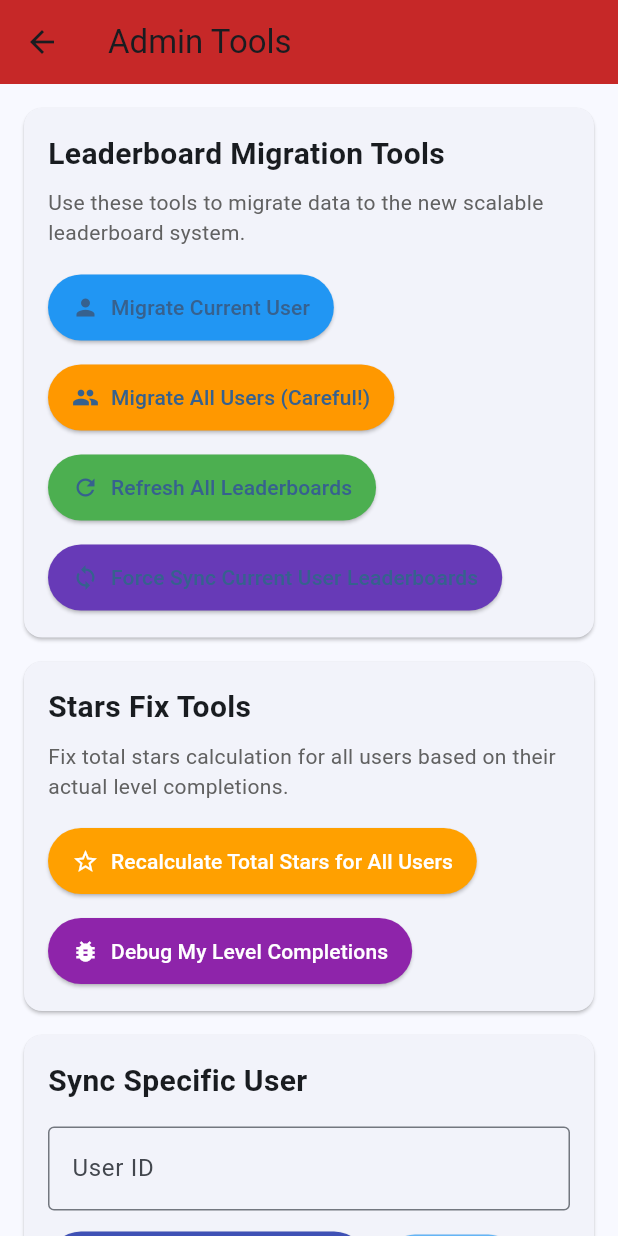
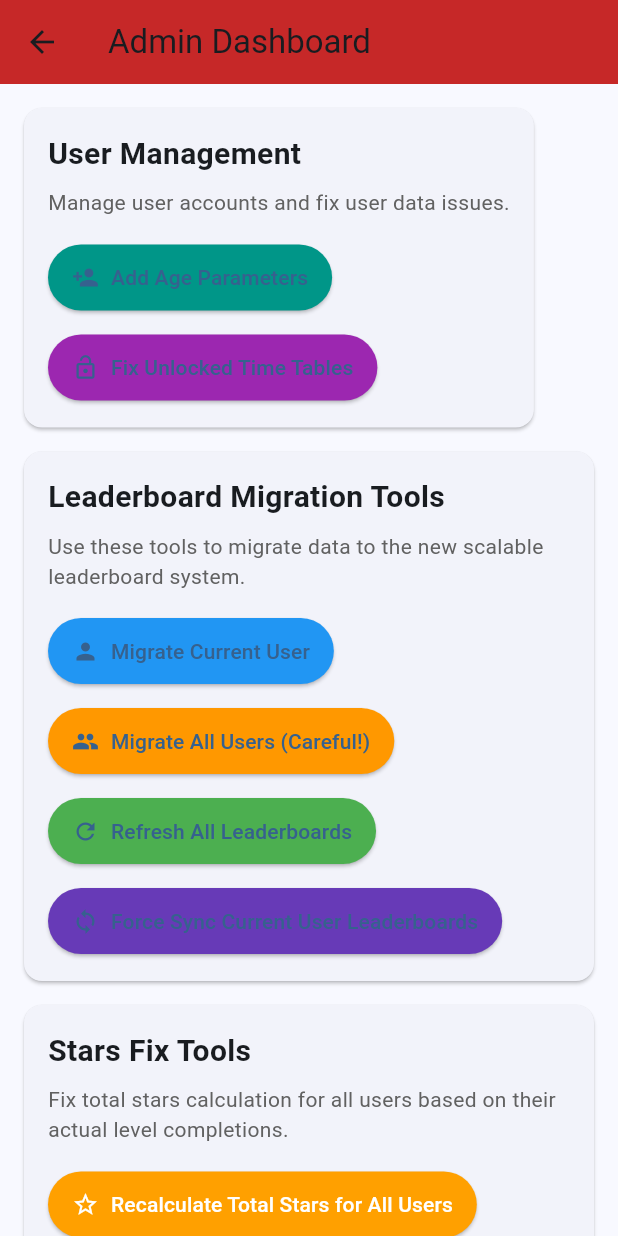
Before and after one commit to dannyboy166/math_skills_game, a Flutter app: the AdminScreen screen opened directly, on a phone screen of 412 x 824 dp. Run offline on Flutter 3.47's test engine with Material 3 defaults, Android fonts, the phone set to English and light mode, and no system bars; our stand-ins replace audioplayers, cloud_firestore, confetti, firebase_auth, firebase_core, font_awesome_flutter and 3 more; accounts and stored records are empty; Roboto replaces fonts that are missing (ComicSans).

Commit message:
new admin screen combined

```diff
--- a/lib/screens/admin_screen.dart
+++ b/lib/screens/admin_screen.dart
@@ -18,6 +18,8 @@ class _AdminScreenState extends State<AdminScreen> {
 
   bool _isSyncing = false;
   bool _isRecalculatingStars = false;
+  bool _isAddingAgeParameters = false;
+  bool _isFixingTimeTables = false;
 
   TextEditingController _userIdController = TextEditingController();
   String _syncTargetUserId = '';
@@ -26,7 +28,7 @@ class _AdminScreenState extends State<AdminScreen> {
   Widget build(BuildContext context) {
     return Scaffold(
       appBar: AppBar(
-        title: Text('Admin Tools'),
+        title: Text('Admin Dashboard'),
         backgroundColor: Colors.red.shade800,
       ),
       body: SingleChildScrollView(
@@ -34,6 +36,53 @@ class _AdminScreenState extends State<AdminScreen> {
         child: Column(
           crossAxisAlignment: CrossAxisAlignment.start,
           children: [
+            // User Management Section
+            Card(
+              margin: EdgeInsets.only(bottom: 16),
+              child: Padding(
+                padding: EdgeInsets.all(16),
+                child: Column(
+                  crossAxisAlignment: CrossAxisAlignment.start,
+                  children: [
+                    Text(
+                      'User Management',
+                      style: TextStyle(
+                        fontSize: 20,
+                        fontWeight: FontWeight.bold,
+                      ),
+                    ),
+                    SizedBox(height: 8),
+                    Text(
+                      'Manage user accounts and fix user data issues.',
+                      style: TextStyle(
+                        color: Colors.grey[700],
+                      ),
+                    ),
+                    SizedBox(height: 16),
+                    ElevatedButton.icon(
+                      onPressed: _isAddingAgeParameters ? null : _addAllAgeParameters,
+                      icon: Icon(Icons.person_add),
+                      label: Text('Add Age Parameters'),
+                      style: ElevatedButton.styleFrom(
+                        backgroundColor: Colors.teal,
+                        padding: EdgeInsets.symmetric(vertical: 12, horizontal: 16),
+                      ),
+                    ),
+                    SizedBox(height: 12),
+                    ElevatedButton.icon(
+                      onPressed: _isFixingTimeTables ? null : _fixUnlockedTimeTables,
+                      icon: Icon(Icons.lock_open),
+                      label: Text('Fix Unlocked Time Tables'),
+                      style: ElevatedButton.styleFrom(
+                        backgroundColor: Colors.purple,
+                        padding: EdgeInsets.symmetric(vertical: 12, horizontal: 16),
+                      ),
+                    ),
+                  ],
+                ),
+              ),
+            ),
+
             Card(
               margin: EdgeInsets.only(bottom: 16),
               child: Padding(
@@ -252,7 +301,7 @@ class _AdminScreenState extends State<AdminScreen> {
                 ),
               ),
             SizedBox(height: 16),
-            if (_isMigratingUser || _isMigratingAll || _isRefreshing || _isRecalculatingStars)
+            if (_isMigratingUser || _isMigratingAll || _isRefreshing || _isRecalculatingStars || _isAddingAgeParameters || _isFixingTimeTables)
               Center(
                 child: Column(
                   children: [
@@ -280,6 +329,16 @@ class _AdminScreenState extends State<AdminScreen> {
                       ),
                     ),
                     SizedBox(height: 16),
+                    _buildDocItem(
+                      'Add Age Parameters',
+                      'Adds age=11 to all users who are missing the age parameter.',
+                      'Safe to run multiple times, only affects users missing age data.',
+                    ),
+                    _buildDocItem(
+                      'Fix Unlocked Time Tables',
+                      'Updates unlocked time tables for all users based on their age.',
+                      'Ensures proper time table access based on user age settings.',
+                    ),
                     _buildDocItem(
                       'Migrate Current User',
                       'Updates the current user\'s data in the new leaderboard system.',
@@ -321,6 +380,8 @@ class _AdminScreenState extends State<AdminScreen> {
     if (_isRefreshing) return 'Refreshing leaderboards...';
     if (_isSyncing) return 'Syncing leaderboards for current user...';
     if (_isRecalculatingStars) return 'Recalculating total stars for all users...';
+    if (_isAddingAgeParameters) return 'Adding age parameters to all users...';
+    if (_isFixingTimeTables) return 'Fixing unlocked time tables for all users...';
     return '';
   }
 
@@ -793,6 +854,80 @@ class _AdminScreenState extends State<AdminScreen> {
     }
   }
 
+  Future<void> _addAllAgeParameters() async {
+    setState(() {
+      _isAddingAgeParameters = true;
+      _statusMessage = 'Adding age parameters to all users...';
+    });
+
+    try {
+      await _adminService.addAllAgeParameters(defaultAge: 11);
+
+      setState(() {
+        _statusMessage = 'Age parameters added successfully!';
+      });
+
+      ScaffoldMessenger.of(context).showSnackBar(
+        SnackBar(
+          content: Text('Successfully added age parameters to all users'),
+          backgroundColor: Colors.green,
+        ),
+      );
+    } catch (e) {
+      setState(() {
+        _statusMessage = 'Error adding age parameters: $e';
+      });
+
+      ScaffoldMessenger.of(context).showSnackBar(
+        SnackBar(
+          content: Text('Error adding age parameters: $e'),
+          backgroundColor: Colors.red,
+        ),
+      );
+    } finally {
+      setState(() {
+        _isAddingAgeParameters = false;
+      });
+    }
+  }
+
+  Future<void> _fixUnlockedTimeTables() async {
+    setState(() {
+      _isFixingTimeTables = true;
+      _statusMessage = 'Fixing unlocked time tables for all users...';
+    });
+
+    try {
+      await _adminService.fixUnlockedTimeTablesForAllUsers();
+
+      setState(() {
+        _statusMessage = 'Time tables fixed successfully!';
+      });
+
+      ScaffoldMessenger.of(context).showSnackBar(
+        SnackBar(
+          content: Text('Successfully fixed unlocked time tables for all users'),
+          backgroundColor: Colors.green,
+        ),
+      );
+    } catch (e) {
+      setState(() {
+        _statusMessage = 'Error fixing time tables: $e';
+      });
+
+      ScaffoldMessenger.of(context).showSnackBar(
+        SnackBar(
+          content: Text('Error fixing time tables: $e'),
+          backgroundColor: Colors.red,
+        ),
+      );
+    } finally {
+      setState(() {
+        _isFixingTimeTables = false;
+      });
+    }
+  }
+
 // Remember to dispose the controller in the dispose method
   @override
   void dispose() {
```
Also changed, not shown: lib/screens/admin_panel_screen.dart (deleted, +0 -357 lines), lib/screens/settings_screen.dart (+0 -19 lines).
